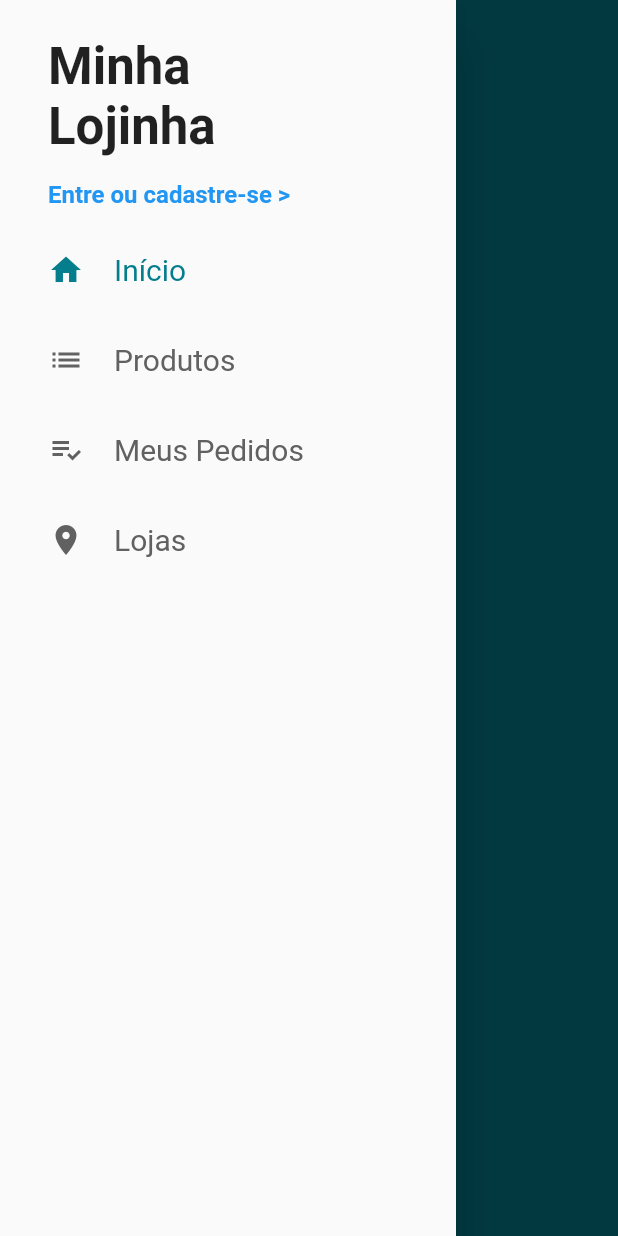
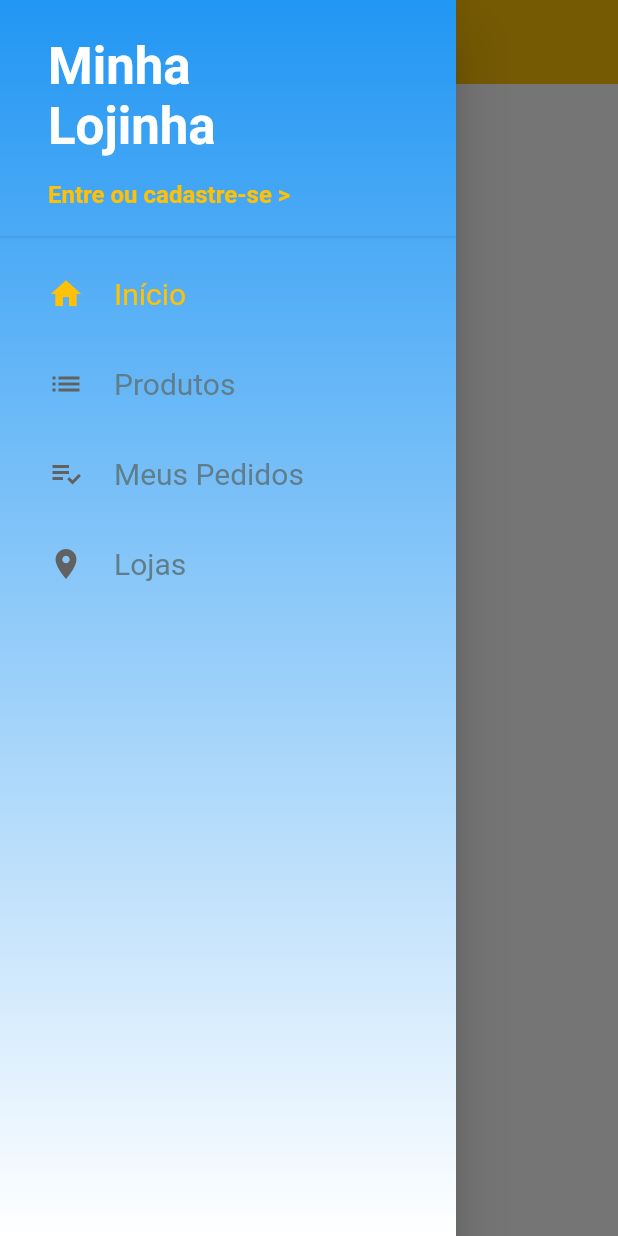
Before and after one commit to HelioVieiraSilvaJr/loja_virtual_flutter, a Flutter app: the screen it shows after launch, with the side drawer open, on a phone screen of 412 x 824 dp. Run offline on Flutter 3.47's test engine with Material 2 defaults, Android fonts, the phone set to English and light mode, and no system bars; our stand-ins replace cloud_firestore, firebase_auth; accounts and stored records are empty.

Commit message:
added gradient background on drawer.

```diff
--- a/lib/Commons/DrawerCustom/DrawerCustom.dart
+++ b/lib/Commons/DrawerCustom/DrawerCustom.dart
@@ -6,13 +6,30 @@ class DrawerCustom extends StatelessWidget {
   @override
   Widget build(BuildContext context) {
     return Drawer(
-      child: ListView(
+      child: Stack(
         children: <Widget>[
-          DrawerHeaderCustom(),
-          DrawerTile(iconData: Icons.home, title: "Início", page: 0),
-          DrawerTile(iconData: Icons.list, title: "Produtos", page: 1),
-          DrawerTile(iconData: Icons.playlist_add_check, title: "Meus Pedidos", page: 2),
-          DrawerTile(iconData: Icons.location_on, title: "Lojas", page: 3),
+          Container(
+            decoration: BoxDecoration(
+              gradient: LinearGradient(
+                colors: [
+                  Colors.blue,
+                  Colors.white
+                ],
+                begin: Alignment.topCenter,
+                end: Alignment.bottomCenter
+              )
+            ),
+          ),
+          ListView(
+            children: <Widget>[
+              DrawerHeaderCustom(),
+              const Divider(),
+              DrawerTile(iconData: Icons.home, title: "Início", page: 0),
+              DrawerTile(iconData: Icons.list, title: "Produtos", page: 1),
+              DrawerTile(iconData: Icons.playlist_add_check, title: "Meus Pedidos", page: 2),
+              DrawerTile(iconData: Icons.location_on, title: "Lojas", page: 3),
+            ],
+          ),
         ],
       ),
     );
--- a/lib/Commons/DrawerCustom/DrawerHeaderCustom.dart
+++ b/lib/Commons/DrawerCustom/DrawerHeaderCustom.dart
@@ -19,6 +19,7 @@ class DrawerHeaderCustom extends StatelessWidget {
             child: Text("Minha\nLojinha",
               style: TextStyle(
                   fontSize: 34,
+                color: Colors.white,
                 fontWeight: FontWeight.bold
               ),
             ),
@@ -29,9 +30,10 @@ class DrawerHeaderCustom extends StatelessWidget {
               visible: isLogged,
               child: Text("Olá, ${UserManager.instance.name}",
                 style: TextStyle(
-                    fontSize: 16,
+                    fontSize: 18,
                   fontWeight: FontWeight.bold
                 ),
+                maxLines: 2,
               ),
             ),
           ),
@@ -51,7 +53,7 @@ class DrawerHeaderCustom extends StatelessWidget {
               style: TextStyle(
                 fontSize: 16,
                 fontWeight: FontWeight.bold,
-                color: Colors.blue
+                color: Theme.of(context).primaryColor
               ),
             ),
           )
--- a/lib/Commons/DrawerCustom/DrawerTile.dart
+++ b/lib/Commons/DrawerCustom/DrawerTile.dart
@@ -33,7 +33,7 @@ class DrawerTile extends StatelessWidget {
             Text(
                 title,
                 style: TextStyle(
-                  color: curPage == page ? primaryColor : Colors.grey[700],
+                  color: curPage == page ? primaryColor : Colors.blueGrey,
                   fontSize: 20
                 ),
             )
--- a/lib/main.dart
+++ b/lib/main.dart
@@ -15,8 +15,8 @@ class MyApp extends StatelessWidget {
   Widget build(BuildContext context) {
     return MaterialApp(
       theme: ThemeData(
-          primaryColor: const Color.fromARGB(255, 4, 125, 141),
-          scaffoldBackgroundColor: const Color.fromARGB(255, 4, 125, 141),
+          primaryColor: Colors.amber,
+          scaffoldBackgroundColor: Colors.white,
           appBarTheme: AppBarTheme(
               elevation: 0
           ),
```
